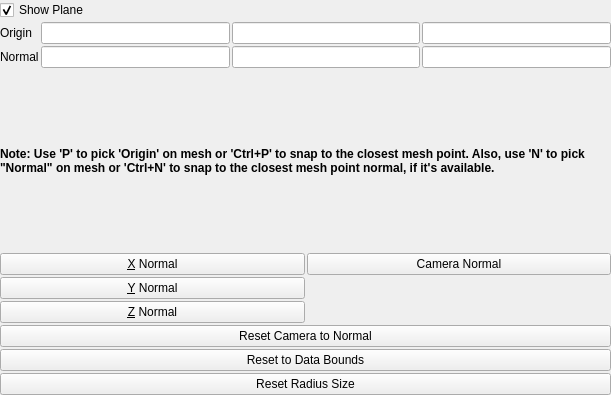
Qt form Qt/ApplicationComponents/Resources/UI/pqDisplaySizedImplicitPlanePropertyWidget.ui (Kitware/ParaView) before a commit.
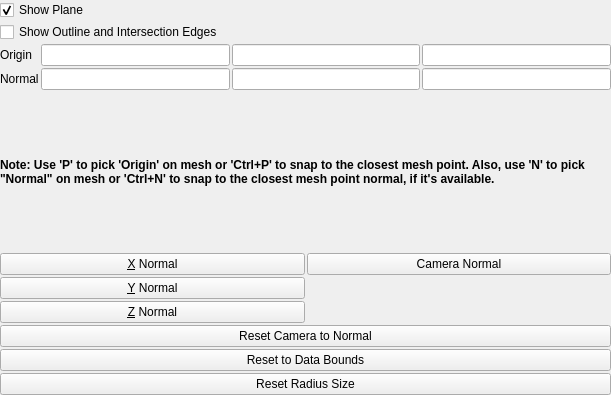
The same form after that commit. Custom widgets are drawn as their Qt base class.

Commit message: DisplaySizedPlaneWidget: Add draw outline and intersection edges option

Patch:
```diff
--- a/Qt/ApplicationComponents/Resources/UI/pqDisplaySizedImplicitPlanePropertyWidget.ui
+++ b/Qt/ApplicationComponents/Resources/UI/pqDisplaySizedImplicitPlanePropertyWidget.ui
@@ -42,6 +42,22 @@
      </property>
     </widget>
    </item>
+   <item>
+    <widget class="QCheckBox" name="showOutlineAndIntersectionEdges">
+     <property name="sizePolicy">
+      <sizepolicy hsizetype="Minimum" vsizetype="Fixed">
+       <horstretch>0</horstretch>
+       <verstretch>0</verstretch>
+      </sizepolicy>
+     </property>
+     <property name="toolTip">
+      <string>Show the outline of the data the intersection edges of the plane with the outline.</string>
+     </property>
+     <property name="text">
+      <string>Show Outline and Intersection Edges</string>
+     </property>
+    </widget>
+   </item>
    <item>
     <layout class="QGridLayout">
      <property name="leftMargin">
```
The commit also changes 3 other files.
